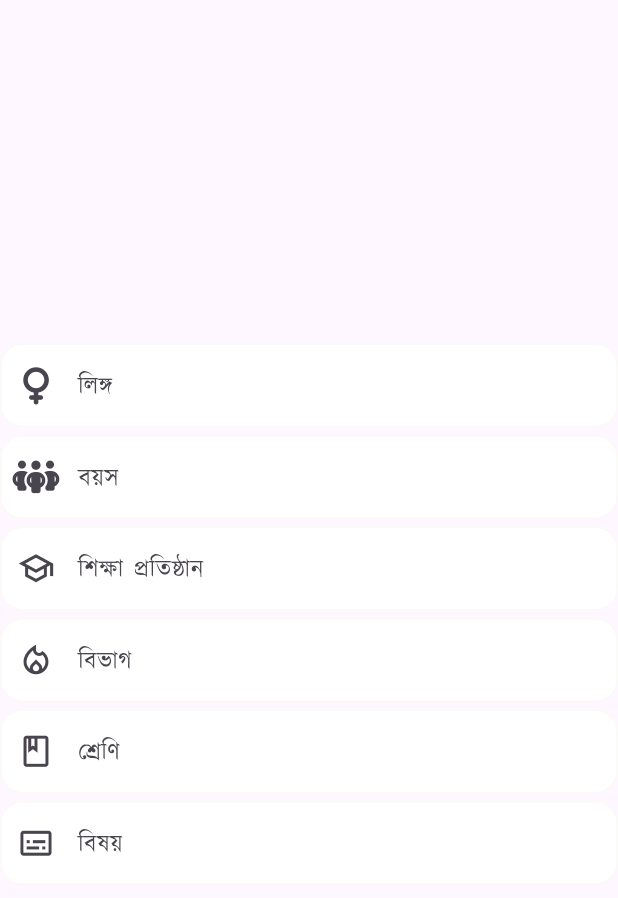
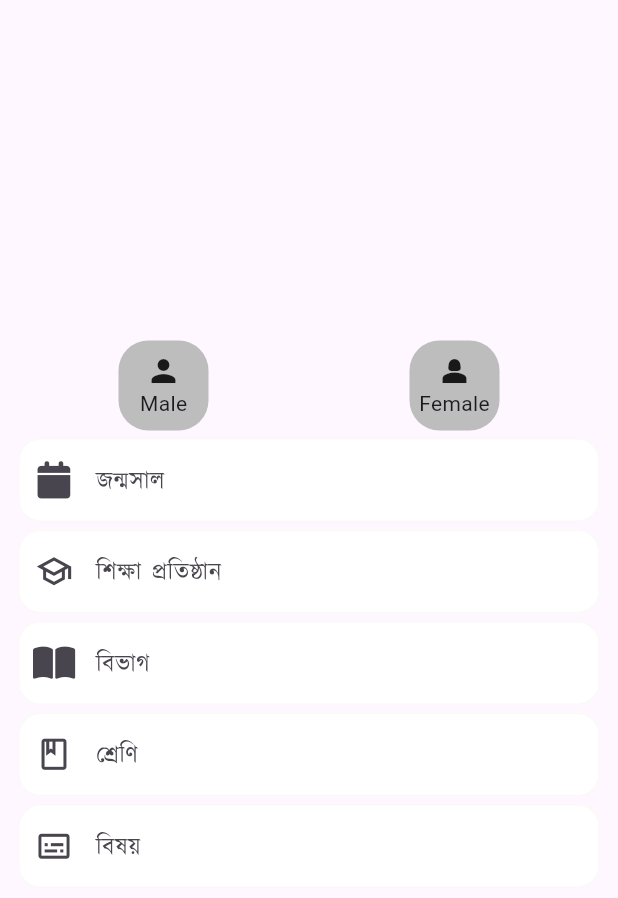
Before and after one commit to fmsohag1/tutor_kit, a Flutter app: the TeacherScreen screen opened directly, after a tap on "পরবর্তী", on a phone screen of 412 x 824 dp. Shown: the top 898 px of the screen. Run offline on Flutter 3.47's test engine with Material 2 defaults, Android fonts, the light colour scheme and no system bars; our stand-ins replace get, icons_plus.

Commit message:
gender button

```diff
--- a/lib/const/strings.dart
+++ b/lib/const/strings.dart
@@ -16,7 +16,7 @@ const txtGaurdianSignUp="নিবন্ধন করুন";
 const txtHaveAccount="অ্যাকাউন্ট আছে? ";
 const txtNext="পরবর্তী";
 const txtGender="লিঙ্গ";
-const txtAge="বয়স";
+const txtBirthYear="জন্মসাল";
 const txtInstitute="শিক্ষা প্রতিষ্ঠান";
 const txtDepartment="বিভাগ";
 const txtClass="শ্রেণি";
--- a/lib/screens/auth_screens/teacher_screen.dart
+++ b/lib/screens/auth_screens/teacher_screen.dart
@@ -16,7 +16,10 @@ class TeacherScreen extends StatelessWidget {
     return Scaffold(
       backgroundColor: bgColor,
       appBar: AppBar(
-        title: Text(txtTeacher,style: TextStyle(fontFamily: kalpurush,fontSize: 20),),
+        title: const Text(
+          txtTeacher,
+          style: TextStyle(fontFamily: kalpurush, fontSize: 20),
+        ),
       ),
       body: Center(
         child: SingleChildScrollView(
@@ -26,26 +29,69 @@ class TeacherScreen extends StatelessWidget {
               CircleAvatar(
                   radius: 50,
                   backgroundColor: textfieldColor,
-                  child: Image.asset(icTutor,width: 55,)),
-              Text(txtTutorkit,style: TextStyle(fontFamily: roboto_bold,fontSize: 22,color: Colors.black45),),
+                  child: Image.asset(
+                    icTutor,
+                    width: 55,
+                  )),
+              const Text(
+                txtTutorkit,
+                style: TextStyle(
+                    fontFamily: roboto_bold,
+                    fontSize: 22,
+                    color: Colors.black45),
+              ),
               Padding(
                 padding: const EdgeInsets.all(12.0),
                 child: Column(
                   children: [
-                    CustomTextField(hint: txtName, obsecure: false, preffixIcon: OctIcons.person_16, type: TextInputType.text),
-                    SizedBox(height: 5,),
-                    CustomTextField(hint: txtMobileNo, obsecure: false, preffixIcon: Icons.phone_android_outlined, type: TextInputType.phone),
-                    SizedBox(height: 5,),
-                    CustomTextField(hint: txtEmail, obsecure: false, preffixIcon: Icons.email_outlined, type: TextInputType.emailAddress),
-                    SizedBox(height: 5,),
-                    CustomTextField2(hint: txtPassword, preffixIcon: Icons.lock_open_outlined, type: TextInputType.visiblePassword),
-                    SizedBox(height: 5,),
-                    CustomTextField(hint: txtConfirmPassword, obsecure: true, preffixIcon: Icons.verified_user_outlined, type: TextInputType.visiblePassword),
-                    SizedBox(height: 10,),
-                    CustomButton(onPress: (){
-                      Get.to(()=>TeacherScreenInfo());
-                    }, text: txtNext, color: buttonColor),
-                    SizedBox(height: 20,),
+                    const CustomTextField(
+                        hint: txtName,
+                        obsecure: false,
+                        preffixIcon: OctIcons.person_16,
+                        type: TextInputType.text),
+                    const SizedBox(
+                      height: 5,
+                    ),
+                    const CustomTextField(
+                        hint: txtMobileNo,
+                        obsecure: false,
+                        preffixIcon: Icons.phone_android_outlined,
+                        type: TextInputType.phone),
+                    const SizedBox(
+                      height: 5,
+                    ),
+                    const CustomTextField(
+                        hint: txtEmail,
+                        obsecure: false,
+                        preffixIcon: Icons.email_outlined,
+                        type: TextInputType.emailAddress),
+                    const SizedBox(
+                      height: 5,
+                    ),
+                    const CustomTextField2(
+                        hint: txtPassword,
+                        preffixIcon: Icons.lock_open_outlined,
+                        type: TextInputType.visiblePassword),
+                    const SizedBox(
+                      height: 5,
+                    ),
+                    const CustomTextField(
+                        hint: txtConfirmPassword,
+                        obsecure: true,
+                        preffixIcon: Icons.verified_user_outlined,
+                        type: TextInputType.visiblePassword),
+                    const SizedBox(
+                      height: 10,
+                    ),
+                    CustomButton(
+                        onPress: () {
+                          Get.to(() => const TeacherScreenInfo());
+                        },
+                        text: txtNext,
+                        color: buttonColor),
+                    const SizedBox(
+                      height: 20,
+                    ),
                     /*Row(
                       mainAxisAlignment: MainAxisAlignment.center,
                       children: [
@@ -66,34 +112,126 @@ class TeacherScreen extends StatelessWidget {
           ),
         ),
       ),
-
     );
   }
 }
 
-
-class TeacherScreenInfo extends StatelessWidget {
+class TeacherScreenInfo extends StatefulWidget {
   const TeacherScreenInfo({super.key});
 
   @override
+  State<TeacherScreenInfo> createState() => _TeacherScreenInfoState();
+}
+
+class _TeacherScreenInfoState extends State<TeacherScreenInfo> {
+  bool isMaleSelected = false;
+  bool isFemaleSelected = false;
+  @override
   Widget build(BuildContext context) {
     return Scaffold(
-      body: Center(child: Column(
-        mainAxisAlignment: MainAxisAlignment.center,
-        children: [
-          CustomTextField(hint: txtGender, obsecure: false, preffixIcon: FontAwesome.venus, type: TextInputType.text),
-          SizedBox(height: 5,),
-          CustomTextField(hint: txtAge, obsecure: false, preffixIcon: FontAwesome.people_group, type: TextInputType.phone),
-          SizedBox(height: 5,),
-          CustomTextField(hint: txtInstitute, obsecure: false, preffixIcon: Icons.school_outlined, type: TextInputType.emailAddress),
-          SizedBox(height: 5,),
-          CustomTextField(hint: txtDepartment, obsecure: false, preffixIcon: Icons.local_fire_department_outlined, type: TextInputType.emailAddress),
-          SizedBox(height: 5,),
-          CustomTextField(hint: txtClass, obsecure: false, preffixIcon: Icons.class_outlined, type: TextInputType.emailAddress),
-          SizedBox(height: 5,),
-          CustomTextField(hint: txtSubject, obsecure: false, preffixIcon: Icons.subtitles_outlined, type: TextInputType.emailAddress),
-          SizedBox(height: 5,),
-        ],
+      body: Center(
+          child: Padding(
+        padding: EdgeInsets.all(12),
+        child: Column(
+          mainAxisAlignment: MainAxisAlignment.center,
+          children: [
+            Row(
+              mainAxisAlignment: MainAxisAlignment.spaceAround,
+              children: [
+                GestureDetector(
+                  onTap: (){
+                    setState(() {
+                      isMaleSelected = true;
+                      isFemaleSelected = false;
+                    });
+                  },
+                  child: Container(
+                    height: 60,
+                    width: 60,
+                    decoration: BoxDecoration(
+                      borderRadius: BorderRadius.circular(20),
+                      color: isMaleSelected == true ? Colors.redAccent : Colors.grey[400]
+                    ),
+                    child: Column(
+                      mainAxisAlignment: MainAxisAlignment.center,
+                      children: [
+                        Icon(Icons.person),
+                        Text("Male"),
+                      ],
+                    ),
+                  ),
+                ),
+                GestureDetector(
+                  onTap: (){
+                    setState(() {
+                      isMaleSelected = false;
+                      isFemaleSelected = true;
+                    });
+                  },
+                  child: Container(
+                    height: 60,
+                    width: 60,
+                    decoration: BoxDecoration(
+                        borderRadius: BorderRadius.circular(20),
+                        color: isFemaleSelected == true ? Colors.redAccent : Colors.grey[400]
+                    ),
+                    child: Column(
+                      mainAxisAlignment: MainAxisAlignment.center,
+                      children: [
+                        Icon(Icons.person_2),
+                        Text("Female"),
+                      ],
+                    ),
+                  ),
+                ),
+              ],
+            ),
+            // CustomTextField(hint: txtGender, obsecure: false, preffixIcon: FontAwesome.venus, type: TextInputType.text),
+            SizedBox(
+              height: 5,
+            ),
+            CustomTextField(
+                hint: txtBirthYear,
+                obsecure: false,
+                preffixIcon: FontAwesome.calendar,
+                type: TextInputType.phone),
+            SizedBox(
+              height: 5,
+            ),
+            CustomTextField(
+                hint: txtInstitute,
+                obsecure: false,
+                preffixIcon: Icons.school_outlined,
+                type: TextInputType.emailAddress),
+            SizedBox(
+              height: 5,
+            ),
+            CustomTextField(
+                hint: txtDepartment,
+                obsecure: false,
+                preffixIcon: FontAwesome.book_open,
+                type: TextInputType.emailAddress),
+            SizedBox(
+              height: 5,
+            ),
+            CustomTextField(
+                hint: txtClass,
+                obsecure: false,
+                preffixIcon: Icons.class_outlined,
+                type: TextInputType.emailAddress),
+            SizedBox(
+              height: 5,
+            ),
+            CustomTextField(
+                hint: txtSubject,
+                obsecure: false,
+                preffixIcon: Icons.subtitles_outlined,
+                type: TextInputType.emailAddress),
+            SizedBox(
+              height: 5,
+            ),
+          ],
+        ),
       )),
     );
   }
--- a/lib/screens/home_screen/home_screen.dart
+++ b/lib/screens/home_screen/home_screen.dart
@@ -5,7 +5,7 @@ class HomeScreen extends StatelessWidget {
 
   @override
   Widget build(BuildContext context) {
-    return Scaffold(
+    return const Scaffold(
       body: Center(
         child: Text("HomeScreen"),
       ),
--- a/lib/widgets/custom_textfield.dart
+++ b/lib/widgets/custom_textfield.dart
@@ -15,18 +15,18 @@ class CustomTextField extends StatelessWidget {
       keyboardType: type,
       decoration: InputDecoration(
         hintText: hint,
-        hintStyle: TextStyle(fontFamily: kalpurush),
+        hintStyle: const TextStyle(fontFamily: kalpurush),
         prefixIcon: Icon(preffixIcon,size: 25,),
         border: InputBorder.none,
         filled: true,
         fillColor: textfieldColor,
         enabledBorder: OutlineInputBorder(
           borderRadius: BorderRadius.circular(15),
-          borderSide: BorderSide(color: bgColor),
+          borderSide: const BorderSide(color: bgColor),
         ),
           focusedBorder: OutlineInputBorder(
             borderRadius: BorderRadius.circular(15),
-            borderSide: BorderSide(color: bgColor),
+            borderSide: const BorderSide(color: bgColor),
           )
 
       ),
@@ -54,7 +54,7 @@ class _CustomTextField2State extends State<CustomTextField2> {
       keyboardType: widget.type,
       decoration: InputDecoration(
           hintText: widget.hint,
-          hintStyle: TextStyle(fontFamily: kalpurush),
+          hintStyle: const TextStyle(fontFamily: kalpurush),
           prefixIcon: Icon(widget.preffixIcon,size: 25,),
           suffixIcon: GestureDetector(
             onTap: (){
@@ -68,11 +68,11 @@ class _CustomTextField2State extends State<CustomTextField2> {
           fillColor: textfieldColor,
           enabledBorder: OutlineInputBorder(
             borderRadius: BorderRadius.circular(15),
-            borderSide: BorderSide(color: bgColor),
+            borderSide: const BorderSide(color: bgColor),
           ),
           focusedBorder: OutlineInputBorder(
             borderRadius: BorderRadius.circular(15),
-            borderSide: BorderSide(color: bgColor),
+            borderSide: const BorderSide(color: bgColor),
           )
 
       ),
```
Also changed, not shown: lib/screens/auth_screens/choose_screen.dart (+7 -7 lines), lib/screens/auth_screens/guardian_screen.dart (+16 -16 lines), lib/screens/auth_screens/login_screen.dart (+13 -13 lines).
